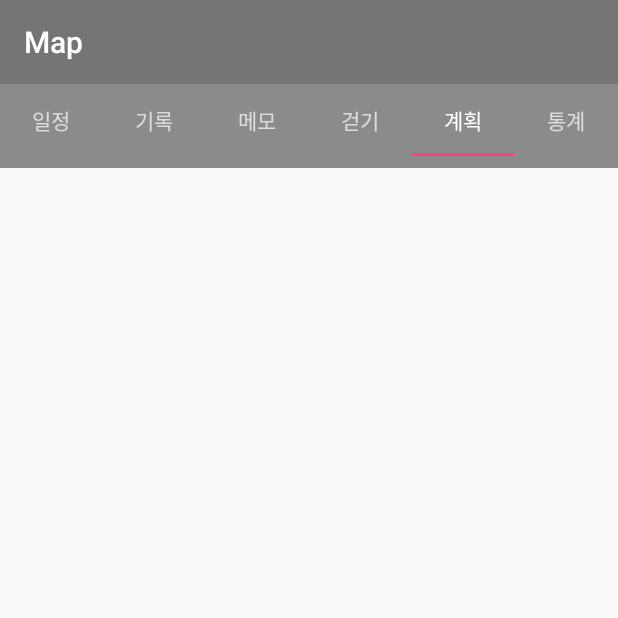
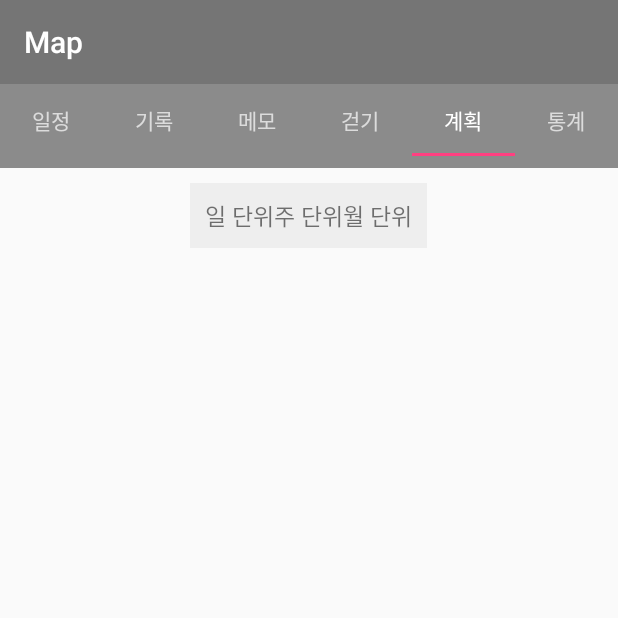
Before and after one commit to kimsk9410/Android_Study, an Android app: the screen it shows after launch (MainActivity), tab 5 chosen, on a phone screen of 412 x 824 dp, the top half of it. Run offline under Robolectric (Android 15) with nearby library versions, the phone set to English and light mode, and no system bars.

Commit message:
Walk Layout

```diff
--- a/termproject/src/main/java/com/example/termproject/FragmentPlan.java
+++ b/termproject/src/main/java/com/example/termproject/FragmentPlan.java
@@ -1,7 +1,9 @@
 package com.example.termproject;
 
 import android.os.Bundle;
+import android.support.design.widget.TabLayout;
 import android.support.v4.app.Fragment;
+import android.support.v4.view.ViewPager;
 import android.view.LayoutInflater;
 import android.view.View;
 import android.view.ViewGroup;
@@ -11,6 +13,10 @@ import android.view.ViewGroup;
  */
 
 public class FragmentPlan extends Fragment {
+
+    private TabLayout tabLayout;
+    private ViewPager viewPager;
+
     @Override
     public View onCreateView(LayoutInflater inflater, ViewGroup container, Bundle savedInstanceState){
         return inflater.inflate(R.layout.plan, container, false);
--- a/termproject/src/main/res/layout/plan.xml
+++ b/termproject/src/main/res/layout/plan.xml
@@ -2,4 +2,38 @@
 <RelativeLayout xmlns:android="http://schemas.android.com/apk/res/android"
     android:layout_width="match_parent" android:layout_height="match_parent">
 
+    <LinearLayout
+        android:orientation="horizontal"
+        android:layout_width="wrap_content"
+        android:layout_height="wrap_content"
+        android:layout_alignParentTop="true"
+        android:layout_centerHorizontal="true"
+        android:padding="10dp"
+        android:background="#11555555"
+        android:layout_marginTop="10dp"
+        android:layout_marginBottom="10dp"
+        android:id="@+id/datell">
+
+        <TextView
+            android:text="일 단위"
+            android:layout_width="wrap_content"
+            android:layout_height="wrap_content"
+            android:id="@+id/textView"
+            android:textSize="15dp"/>
+
+        <TextView
+            android:text="주 단위"
+            android:layout_width="wrap_content"
+            android:layout_height="wrap_content"
+            android:id="@+id/textView6"
+            android:textSize="15dp"/>
+
+        <TextView
+            android:text="월 단위"
+            android:layout_width="match_parent"
+            android:layout_height="wrap_content"
+            android:id="@+id/textView7"
+            android:textSize="15dp"/>
+    </LinearLayout>
+
 </RelativeLayout>
```
Also changed, not shown: termproject/src/main/res/layout/walk.xml (+22 -18 lines).
